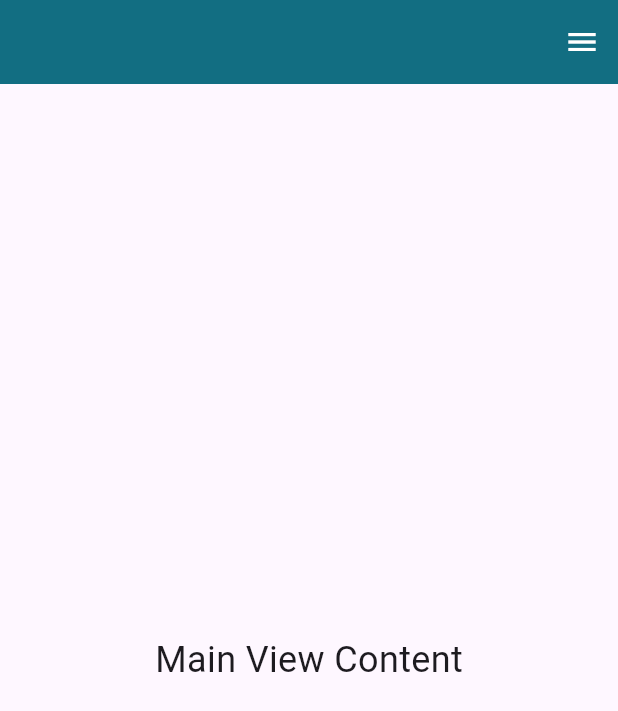
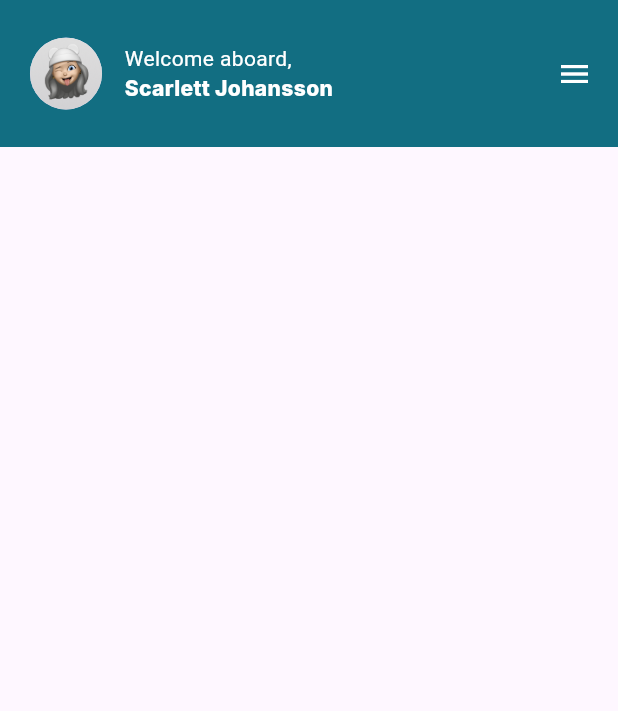
Before and after one commit to Al-Dos024/Neuro-Rush, a Flutter app: the screen it shows after launch, on a phone screen of 412 x 824 dp. Shown: the top 711 px of the screen. Run offline on Flutter 3.47's test engine with Material 3 defaults, Android fonts, the phone set to English and light mode, and no system bars; our stand-ins replace font_awesome_flutter, google_fonts, smooth_page_indicator; Roboto replaces fonts that are missing (Jura).

Commit message:
add custom appbar

```diff
--- a/lib/features/main/screens/main_view.dart
+++ b/lib/features/main/screens/main_view.dart
@@ -2,32 +2,102 @@ import 'package:adhd/features/main/widgets/main_drawer.dart';
 import 'package:flutter/material.dart';
 import 'package:adhd/constants.dart';
 import 'package:flutter/widgets.dart';
+import 'package:google_fonts/google_fonts.dart';
 
 class MainView extends StatelessWidget {
   const MainView({super.key});
 
   @override
   Widget build(BuildContext context) {
-    return Scaffold(
-      endDrawer: const MainDrawer(),
-      appBar: AppBar(
-        iconTheme: const IconThemeData(color: kWhitecolor),
-        backgroundColor: kBluecolor_1,
-        actions: [
+    return const Scaffold(
+        endDrawer: MainDrawer(),
+        body: Column(
+          children: [CustomAppBar()],
+        ));
+  }
+}
+
+class MainViewContent extends StatelessWidget {
+  const MainViewContent({
+    super.key,
+  });
+
+  @override
+  Widget build(BuildContext context) {
+    return const Text(
+      'Main View Content',
+      style: TextStyle(fontSize: 24),
+    );
+  }
+}
+
+class CustomLeading extends StatelessWidget {
+  const CustomLeading({super.key});
+
+  @override
+  Widget build(BuildContext context) {
+    return Padding(
+      padding: const EdgeInsets.symmetric(horizontal: 5),
+      child: Row(
+        children: [
+          Row(
+            children: [
+              const Padding(
+                padding: EdgeInsets.symmetric(horizontal: 15),
+                child: CircleAvatar(
+                  radius: 24,
+                  backgroundImage: AssetImage("assets/img/avatar.png"),
+                ),
+              ),
+              Column(
+                mainAxisAlignment: MainAxisAlignment.center,
+                crossAxisAlignment: CrossAxisAlignment.start,
+                children: [
+                  Text(
+                    "Welcome aboard,",
+                    style: GoogleFonts.jura(
+                      fontSize: 14,
+                      fontWeight: FontWeight.w400,
+                      color: kWhitecolor,
+                    ),
+                  ),
+                  Text(
+                    "Scarlett Johansson",
+                    style: GoogleFonts.inter(
+                      color: kWhitecolor,
+                      fontSize: 14,
+                      fontWeight: FontWeight.w800,
+                    ),
+                  ),
+                ],
+              ),
+            ],
+          ),
+          const Spacer(),
           Builder(
             builder: (context) => IconButton(
-              icon: const Icon(Icons.menu),
+              icon: const Icon(
+                Icons.menu,
+                color: kWhitecolor,
+              ),
               onPressed: () => Scaffold.of(context).openEndDrawer(),
             ),
           ),
         ],
       ),
-      body: const Center(
-        child: Text(
-          'Main View Content',
-          style: TextStyle(fontSize: 24),
-        ),
-      ),
     );
   }
 }
+
+class CustomAppBar extends StatelessWidget {
+  const CustomAppBar({super.key});
+
+  @override
+  Widget build(BuildContext context) {
+    return Container(
+      height: 98,
+      color: kBluecolor_1,
+      child: const CustomLeading(),
+    );
+  }
+}
```
Also changed, not shown: lib/features/main/widgets/main_drawer.dart (+5 -4 lines), lib/features/main/widgets/custom_app_bar.dart (added), lib/features/main/widgets/custom_leading.dart (added).
